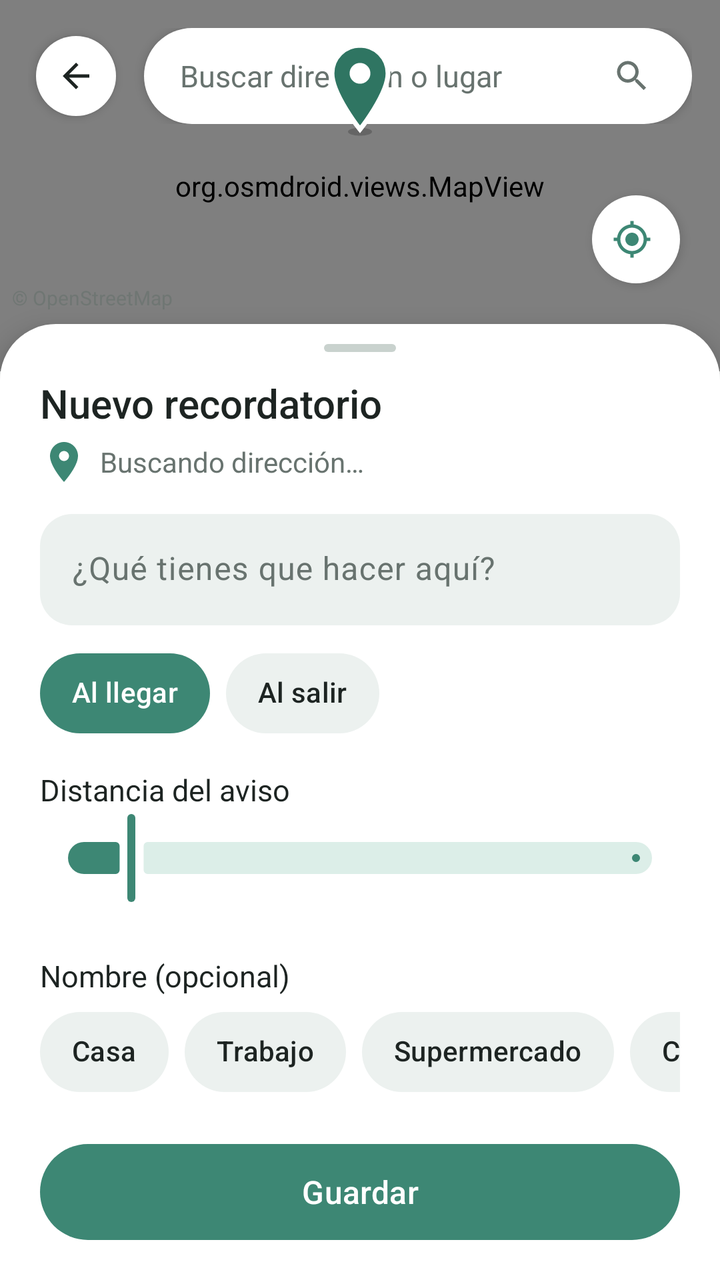
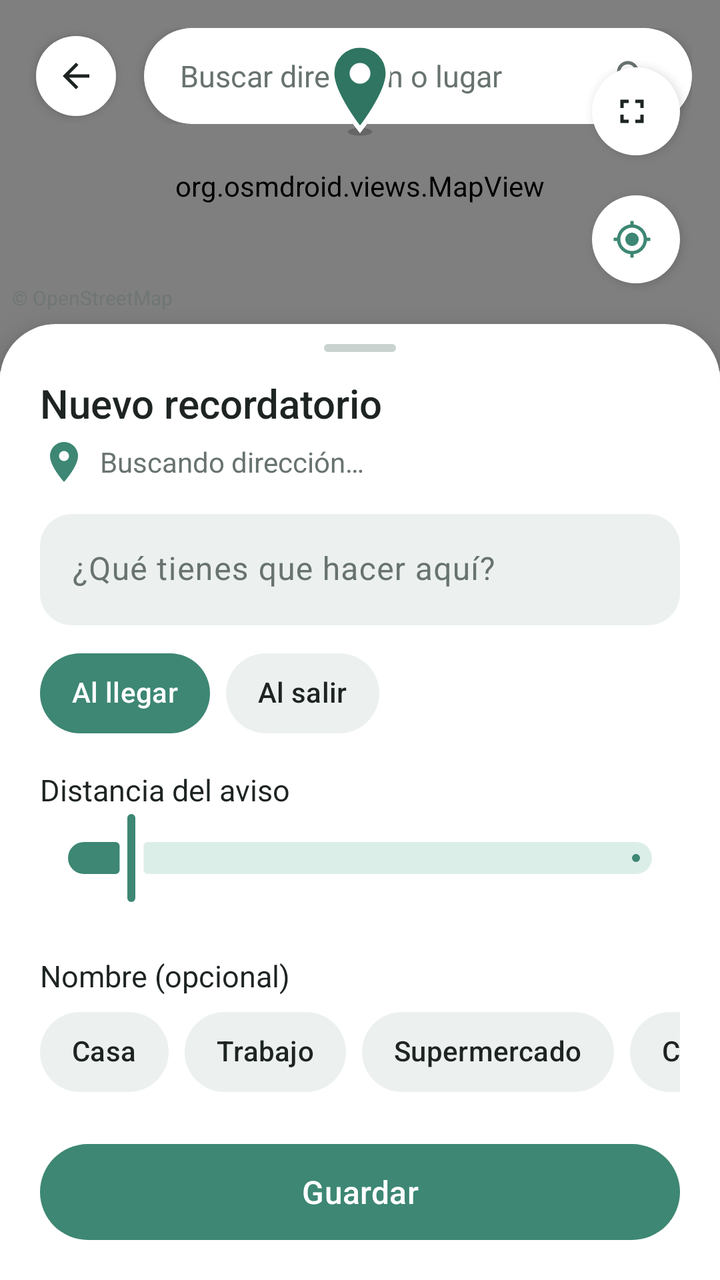

Compare the two renders of this Android layout. The source of the first and the diff that turns it into the second are given below.
<!-- AndroidManifest.xml: application theme Theme.Recuerdame -->
<!-- res/layout/activity_map.xml -->
<?xml version="1.0" encoding="utf-8"?>
<LinearLayout xmlns:android="http://schemas.android.com/apk/res/android"
    xmlns:app="http://schemas.android.com/apk/res-auto"
    android:layout_width="match_parent"
    android:layout_height="match_parent"
    android:background="@color/bg"
    android:orientation="vertical">

    
    <FrameLayout
        android:layout_width="match_parent"
        android:layout_height="0dp"
        android:layout_weight="1">

        <org.osmdroid.views.MapView
            android:id="@+id/map"
            android:layout_width="match_parent"
            android:layout_height="match_parent" />

        
        <ImageView
            android:id="@+id/center_pin"
            android:layout_width="40dp"
            android:layout_height="48dp"
            android:layout_gravity="center"
            android:layout_marginBottom="48dp"
            android:contentDescription="Punto escogido"
            android:elevation="4dp"
            android:src="@drawable/pin_center" />

        
        <LinearLayout
            android:layout_width="match_parent"
            android:layout_height="wrap_content"
            android:layout_gravity="top"
            android:gravity="center_vertical"
            android:orientation="horizontal"
            android:padding="14dp">

            <com.google.android.material.button.MaterialButton
                android:id="@+id/btn_back"
                style="@style/MapRoundButton"
                android:layout_width="48dp"
                android:layout_height="48dp"
                android:contentDescription="Volver"
                app:icon="@drawable/ic_back" />

            <LinearLayout
                android:layout_width="0dp"
                android:layout_height="48dp"
                android:layout_marginStart="10dp"
                android:layout_weight="1"
                android:background="@drawable/bg_search"
                android:elevation="3dp"
                android:gravity="center_vertical"
                android:orientation="horizontal"
                android:paddingStart="18dp"
                android:paddingEnd="6dp">

                <EditText
                    android:id="@+id/search_input"
                    android:layout_width="0dp"
                    android:layout_height="match_parent"
                    android:layout_weight="1"
                    android:background="@null"
                    android:hint="Buscar dirección o lugar"
                    android:imeOptions="actionSearch"
                    android:importantForAutofill="no"
                    android:inputType="text"
                    android:maxLines="1"
                    android:textColor="@color/text"
                    android:textColorHint="@color/text_soft"
                    android:textSize="15sp" />

                <com.google.android.material.button.MaterialButton
                    android:id="@+id/btn_search"
                    style="@style/Widget.Material3.Button.IconButton"
                    android:layout_width="wrap_content"
                    android:layout_height="wrap_content"
                    android:contentDescription="Buscar"
                    app:icon="@drawable/ic_search"
                    app:iconTint="@color/text_soft" />
            </LinearLayout>
        </LinearLayout>

        <com.google.android.material.button.MaterialButton
            android:id="@+id/fab_location"
            style="@style/MapRoundButton"
            android:layout_width="52dp"
            android:layout_height="52dp"
            android:layout_gravity="bottom|end"
            android:layout_marginEnd="16dp"
            android:layout_marginBottom="40dp"
            android:contentDescription="Ir a mi ubicación"
            app:icon="@drawable/ic_my_location"
            app:iconTint="@color/primary" />

        <TextView
            android:layout_width="wrap_content"
            android:layout_height="wrap_content"
            android:layout_gravity="bottom|start"
            android:layout_marginStart="6dp"
            android:layout_marginBottom="30dp"
            android:alpha="0.7"
            android:text="© OpenStreetMap"
            android:textColor="@color/text_soft"
            android:textSize="10sp" />
    </FrameLayout>

    
    <LinearLayout
        android:layout_width="match_parent"
        android:layout_height="wrap_content"
        android:layout_marginTop="-24dp"
        android:background="@drawable/bg_sheet"
        android:elevation="8dp"
        android:orientation="vertical">

        <View
            android:layout_width="36dp"
            android:layout_height="4dp"
            android:layout_gravity="center_horizontal"
            android:layout_marginTop="10dp"
            android:background="@drawable/bg_handle" />

        <ScrollView
            android:layout_width="match_parent"
            android:layout_height="wrap_content"
            android:scrollbars="none">

            <LinearLayout
                android:layout_width="match_parent"
                android:layout_height="wrap_content"
                android:orientation="vertical"
                android:paddingStart="20dp"
                android:paddingTop="12dp"
                android:paddingEnd="20dp"
                android:paddingBottom="16dp">

                <TextView
                    android:id="@+id/sheet_title"
                    android:layout_width="wrap_content"
                    android:layout_height="wrap_content"
                    android:fontFamily="sans-serif-medium"
                    android:text="Nuevo recordatorio"
                    android:textColor="@color/text"
                    android:textSize="20sp" />

                <TextView
                    android:id="@+id/address_text"
                    android:layout_width="match_parent"
                    android:layout_height="wrap_content"
                    android:layout_marginTop="4dp"
                    android:drawablePadding="6dp"
                    android:ellipsize="end"
                    android:gravity="center_vertical"
                    android:maxLines="1"
                    android:text="Buscando dirección…"
                    android:textColor="@color/text_soft"
                    android:textSize="14sp"
                    app:drawableStartCompat="@drawable/ic_pin"
                    app:drawableTint="@color/primary" />

                <TextView
                    android:id="@+id/gps_text"
                    android:layout_width="match_parent"
                    android:layout_height="wrap_content"
                    android:layout_marginTop="2dp"
                    android:textColor="@color/primary"
                    android:textSize="12sp"
                    android:visibility="gone" />

                <LinearLayout
                    android:id="@+id/new_note_section"
                    android:layout_width="match_parent"
                    android:layout_height="wrap_content"
                    android:orientation="vertical">

                    <com.google.android.material.textfield.TextInputLayout
                        android:id="@+id/note_layout"
                        style="@style/SoftInput"
                        android:layout_width="match_parent"
                        android:layout_height="wrap_content"
                        android:layout_marginTop="14dp"
                        android:hint="¿Qué tienes que hacer aquí?">

                        <com.google.android.material.textfield.TextInputEditText
                            android:id="@+id/note_input"
                            android:layout_width="match_parent"
                            android:layout_height="wrap_content"
                            android:inputType="textCapSentences|textMultiLine"
                            android:maxLines="3" />
                    </com.google.android.material.textfield.TextInputLayout>

                    <com.google.android.material.chip.ChipGroup
                        android:id="@+id/trigger_group"
                        android:layout_width="match_parent"
                        android:layout_height="wrap_content"
                        android:layout_marginTop="10dp"
                        app:checkedChip="@+id/chip_arrive"
                        app:selectionRequired="true"
                        app:singleSelection="true">

                        <com.google.android.material.chip.Chip
                            android:id="@+id/chip_arrive"
                            style="@style/SoftChip"
                            android:layout_width="wrap_content"
                            android:layout_height="wrap_content"
                            android:text="Al llegar"
                            app:chipIcon="@drawable/ic_arrive" />

                        <com.google.android.material.chip.Chip
                            android:id="@+id/chip_leave"
                            style="@style/SoftChip"
                            android:layout_width="wrap_content"
                            android:layout_height="wrap_content"
                            android:text="Al salir"
                            app:chipIcon="@drawable/ic_leave" />
                    </com.google.android.material.chip.ChipGroup>
                </LinearLayout>

                
                <LinearLayout
                    android:layout_width="match_parent"
                    android:layout_height="wrap_content"
                    android:layout_marginTop="14dp"
                    android:gravity="center_vertical"
                    android:orientation="horizontal">

                    <TextView
                        android:layout_width="0dp"
                        android:layout_height="wrap_content"
                        android:layout_weight="1"
                        android:text="Distancia del aviso"
                        android:textColor="@color/text"
                        android:textSize="15sp" />

                    <TextView
                        android:id="@+id/radius_value"
                        android:layout_width="wrap_content"
                        android:layout_height="wrap_content"
                        android:fontFamily="sans-serif-medium"
                        android:textColor="@color/primary"
                        android:textSize="15sp" />
                </LinearLayout>

                <com.google.android.material.slider.Slider
                    android:id="@+id/radius_slider"
                    style="@style/SoftSlider"
                    android:layout_width="match_parent"
                    android:layout_height="wrap_content"
                    android:contentDescription="Distancia del aviso"
                    android:stepSize="10"
                    android:value="200"
                    android:valueFrom="30"
                    android:valueTo="2000" />

                <TextView
                    android:id="@+id/radius_label"
                    android:layout_width="match_parent"
                    android:layout_height="wrap_content"
                    android:layout_marginTop="-6dp"
                    android:textColor="@color/text_soft"
                    android:textSize="12sp" />

                
                <TextView
                    android:layout_width="wrap_content"
                    android:layout_height="wrap_content"
                    android:layout_marginTop="14dp"
                    android:text="Nombre (opcional)"
                    android:textColor="@color/text"
                    android:textSize="15sp" />

                <HorizontalScrollView
                    android:layout_width="match_parent"
                    android:layout_height="wrap_content"
                    android:layout_marginTop="4dp"
                    android:scrollbars="none">

                    <com.google.android.material.chip.ChipGroup
                        android:id="@+id/name_chips"
                        android:layout_width="wrap_content"
                        android:layout_height="wrap_content"
                        app:singleLine="true"
                        app:singleSelection="true">

                        <com.google.android.material.chip.Chip
                            style="@style/SoftChip"
                            android:layout_width="wrap_content"
                            android:layout_height="wrap_content"
                            android:text="Casa" />

                        <com.google.android.material.chip.Chip
                            style="@style/SoftChip"
                            android:layout_width="wrap_content"
                            android:layout_height="wrap_content"
                            android:text="Trabajo" />

                        <com.google.android.material.chip.Chip
                            style="@style/SoftChip"
                            android:layout_width="wrap_content"
                            android:layout_height="wrap_content"
                            android:text="Supermercado" />

                        <com.google.android.material.chip.Chip
                            style="@style/SoftChip"
                            android:layout_width="wrap_content"
                            android:layout_height="wrap_content"
                            android:text="Colmado" />

                        <com.google.android.material.chip.Chip
                            style="@style/SoftChip"
                            android:layout_width="wrap_content"
                            android:layout_height="wrap_content"
                            android:text="Farmacia" />

                        <com.google.android.material.chip.Chip
                            android:id="@+id/chip_other"
                            style="@style/SoftChip"
                            android:layout_width="wrap_content"
                            android:layout_height="wrap_content"
                            android:text="Otro…" />
                    </com.google.android.material.chip.ChipGroup>
                </HorizontalScrollView>

                <com.google.android.material.textfield.TextInputLayout
                    android:id="@+id/name_layout"
                    style="@style/SoftInput"
                    android:layout_width="match_parent"
                    android:layout_height="wrap_content"
                    android:layout_marginTop="8dp"
                    android:hint="Nombre del lugar"
                    android:visibility="gone">

                    <com.google.android.material.textfield.TextInputEditText
                        android:id="@+id/name_input"
                        android:layout_width="match_parent"
                        android:layout_height="wrap_content"
                        android:inputType="textCapSentences"
                        android:maxLines="1" />
                </com.google.android.material.textfield.TextInputLayout>

                <com.google.android.material.button.MaterialButton
                    android:id="@+id/btn_save"
                    style="@style/PillButton"
                    android:layout_width="match_parent"
                    android:layout_height="wrap_content"
                    android:layout_marginTop="18dp"
                    android:text="Guardar" />
            </LinearLayout>
        </ScrollView>
    </LinearLayout>
</LinearLayout>
<!-- resources referenced by this layout -->
<resources>
  <color name="bg">#F4F6F5</color>
  <color name="primary">#3D8774</color>
  <color name="text">#1D2422</color>
  <color name="text_soft">#68736F</color>
  <!-- drawable bg_handle (drawable) -->
  <?xml version="1.0" encoding="utf-8"?>
  <shape xmlns:android="http://schemas.android.com/apk/res/android" android:shape="rectangle">
      <solid android:color="@color/outline" />
      <corners android:radius="2dp" />
  </shape>
  <!-- drawable bg_search (drawable) -->
  <?xml version="1.0" encoding="utf-8"?>
  <shape xmlns:android="http://schemas.android.com/apk/res/android" android:shape="rectangle">
      <solid android:color="@color/surface" />
      <corners android:radius="24dp" />
  </shape>
  <!-- drawable bg_sheet (drawable) -->
  <?xml version="1.0" encoding="utf-8"?>
  <shape xmlns:android="http://schemas.android.com/apk/res/android" android:shape="rectangle">
      <solid android:color="@color/surface" />
      <corners android:topLeftRadius="28dp" android:topRightRadius="28dp" />
  </shape>
  <!-- drawable ic_back (drawable) -->
  <?xml version="1.0" encoding="utf-8"?>
  <vector xmlns:android="http://schemas.android.com/apk/res/android" android:width="24dp" android:height="24dp" android:viewportWidth="24" android:viewportHeight="24" android:tint="?attr/colorControlNormal" android:autoMirrored="true">
      <path android:fillColor="@android:color/white" android:pathData="M20,11H7.83l5.59,-5.59L12,4l-8,8 8,8 1.41,-1.41L7.83,13H20v-2z"/>
  </vector>
  <style name="MapRoundButton" parent="Widget.Material3.Button.IconButton.Filled">
          <item name="backgroundTint">@color/surface</item>
          <item name="iconTint">@color/text</item>
          <item name="android:elevation">3dp</item>
      </style>
  <style name="PillButton" parent="Widget.Material3.Button">
          <item name="android:minHeight">56dp</item>
          <item name="cornerRadius">28dp</item>
          <item name="android:textSize">16sp</item>
      </style>
  <style name="SoftSlider" parent="Widget.Material3.Slider">
          <item name="trackColorActive">@color/primary</item>
          <item name="trackColorInactive">@color/primary_soft</item>
          <item name="thumbColor">@color/primary</item>
          <item name="tickVisible">false</item>
          <item name="labelBehavior">gone</item>
      </style>
  <color name="outline">#C9D2CE</color>
  <color name="surface">#FFFFFF</color>
  <color name="pin">#2F7562</color>
  <color name="surface_soft">#ECF1EF</color>
  <color name="primary_soft">#DCEEE8</color>
  <color name="on_primary">#FFFFFF</color>
  <color name="on_primary_soft">#1E4F43</color>
  <color name="leave_soft">#F9E6DD</color>
  <color name="leave_text">#9A4B30</color>
  <color name="divider">#E4EAE7</color>
  <!-- unchanged entries left out for length: 9 -->
</resources>

<!-- the commit's change to res/layout/activity_map.xml (unified diff, before → after) -->
@@ -84,6 +84,31 @@
         </LinearLayout>
 
         <com.google.android.material.button.MaterialButton
+            android:id="@+id/fab_expand"
+            style="@style/MapRoundButton"
+            android:layout_width="52dp"
+            android:layout_height="52dp"
+            android:layout_gravity="bottom|end"
+            android:layout_marginEnd="16dp"
+            android:layout_marginBottom="104dp"
+            android:contentDescription="Ver mapa completo"
+            app:icon="@drawable/ic_fullscreen" />
+
+        <com.google.android.material.button.MaterialButton
+            android:id="@+id/btn_confirm_point"
+            style="@style/PillButton"
+            android:layout_width="wrap_content"
+            android:layout_height="wrap_content"
+            android:layout_gravity="bottom|center_horizontal"
+            android:layout_marginBottom="28dp"
+            android:elevation="4dp"
+            android:paddingStart="28dp"
+            android:paddingEnd="28dp"
+            android:text="Usar este punto"
+            android:visibility="gone"
+            app:icon="@drawable/ic_check" />
+
+        <com.google.android.material.button.MaterialButton
             android:id="@+id/fab_location"
             style="@style/MapRoundButton"
             android:layout_width="52dp"
@@ -109,6 +134,7 @@
 
     
     <LinearLayout
+        android:id="@+id/sheet"
         android:layout_width="match_parent"
         android:layout_height="wrap_content"
         android:layout_marginTop="-24dp"
<!-- resource entries referenced after the edit -->
@@ -26,6 +26,16 @@
   <?xml version="1.0" encoding="utf-8"?>
   <vector xmlns:android="http://schemas.android.com/apk/res/android" android:width="24dp" android:height="24dp" android:viewportWidth="24" android:viewportHeight="24" android:tint="?attr/colorControlNormal" android:autoMirrored="true">
       <path android:fillColor="@android:color/white" android:pathData="M20,11H7.83l5.59,-5.59L12,4l-8,8 8,8 1.41,-1.41L7.83,13H20v-2z"/>
+  </vector>
+  <!-- drawable ic_check (drawable) -->
+  <?xml version="1.0" encoding="utf-8"?>
+  <vector xmlns:android="http://schemas.android.com/apk/res/android" android:width="24dp" android:height="24dp" android:viewportWidth="24" android:viewportHeight="24" android:tint="?attr/colorControlNormal">
+      <path android:fillColor="@android:color/white" android:pathData="M9,16.17L4.83,12l-1.42,1.41L9,19 21,7l-1.41,-1.41z"/>
+  </vector>
+  <!-- drawable ic_fullscreen (drawable) -->
+  <?xml version="1.0" encoding="utf-8"?>
+  <vector xmlns:android="http://schemas.android.com/apk/res/android" android:width="24dp" android:height="24dp" android:viewportWidth="24" android:viewportHeight="24" android:tint="?attr/colorControlNormal">
+      <path android:fillColor="@android:color/white" android:pathData="M7,14H5v5h5v-2H7v-3zM5,10h2V7h3V5H5v5zM17,17h-3v2h5v-5h-2v3zM14,5v2h3v3h2V5h-5z"/>
   </vector>
   <style name="MapRoundButton" parent="Widget.Material3.Button.IconButton.Filled">
           <item name="backgroundTint">@color/surface</item>
